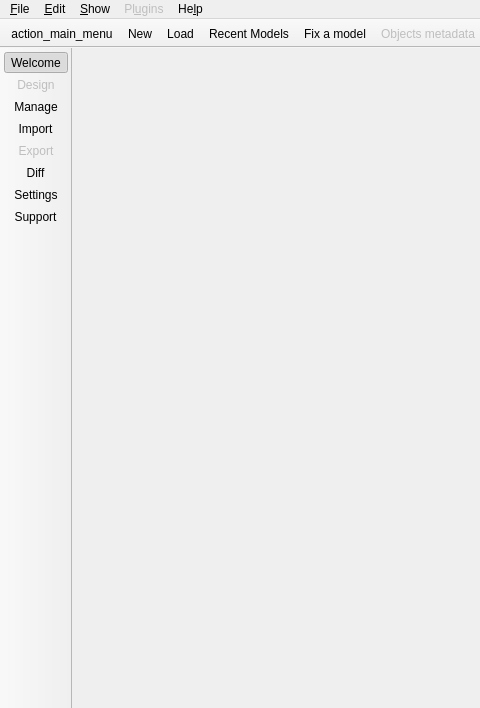
Old version of the form libpgmodeler_ui/ui/mainwindow.ui in the repository pgmodeler/pgmodeler; both pictures show x 0 to 480 and y 0 to 708 of the 1068 by 708 pixel window.
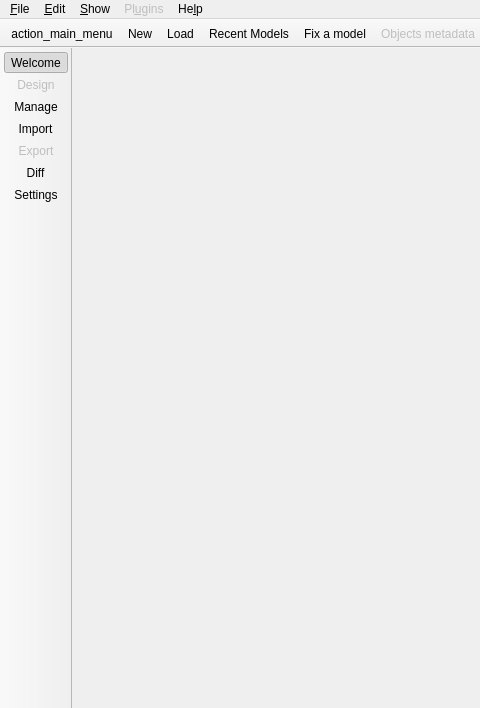
New version of the form. Icons and pictures are not drawn.

Commit message: Minor adjustments in the toolbar actions

```diff
--- a/libpgmodeler_ui/ui/mainwindow.ui
+++ b/libpgmodeler_ui/ui/mainwindow.ui
@@ -804,7 +804,6 @@
    <addaction name="action_export"/>
    <addaction name="action_diff"/>
    <addaction name="action_configuration"/>
-   <addaction name="action_support"/>
   </widget>
   <widget class="QToolBar" name="control_tb">
    <property name="enabled">
```
Left out of the diff: 14 changed lines with no effect on the pictures. The commit also changes 7 other files.
